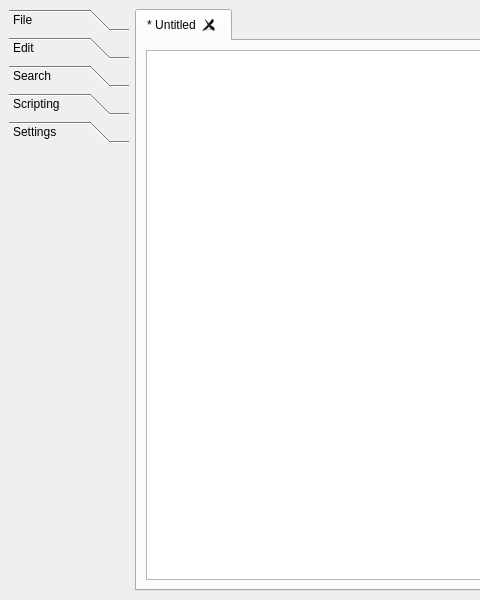
The window that ui/MainWindow.ui (RyanDeBarros/Cerberus) describes before a commit, drawn with Qt 5; both pictures show x 0 to 480 and y 0 to 600 of the 800 by 600 pixel window.
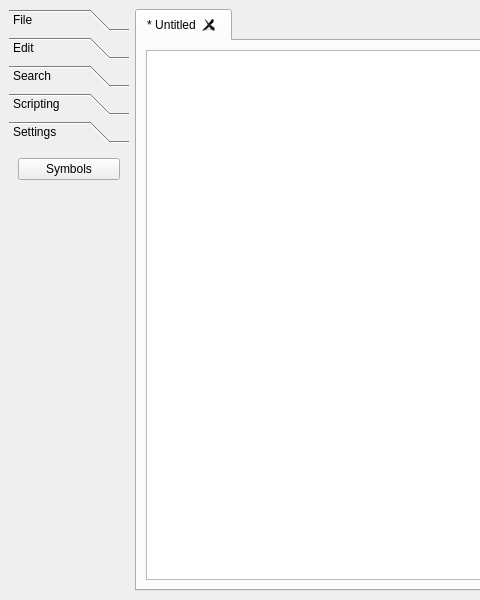
The same window after the commit. The open tabs and pages were chosen to show the change.

Commit message: Symbols settings tab mechanism

Diff of the .ui file:
```diff
--- a/ui/MainWindow.ui
+++ b/ui/MainWindow.ui
@@ -320,13 +320,35 @@
         <rect>
          <x>0</x>
          <y>0</y>
-         <width>96</width>
-         <height>26</height>
+         <width>120</width>
+         <height>432</height>
         </rect>
        </property>
        <attribute name="label">
         <string>Settings</string>
        </attribute>
+       <layout class="QVBoxLayout" name="verticalLayout">
+        <item>
+         <widget class="QPushButton" name="settingsSymbols">
+          <property name="text">
+           <string>Symbols</string>
+          </property>
+         </widget>
+        </item>
+        <item>
+         <spacer name="verticalSpacer_3">
+          <property name="orientation">
+           <enum>Qt::Orientation::Vertical</enum>
+          </property>
+          <property name="sizeHint" stdset="0">
+           <size>
+            <width>20</width>
+            <height>379</height>
+           </size>
+          </property>
+         </spacer>
+        </item>
+       </layout>
       </widget>
      </widget>
     </item>
```
The commit also changes 20 other files.
